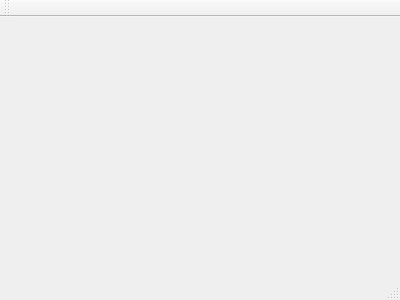
Before: the Qt Designer form mainwindow.ui in OverworldLord/pxgic, drawn with Qt 5.
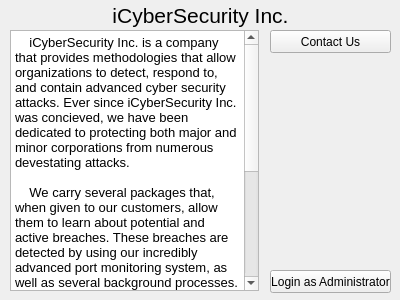
After: the same form once the commit is applied.

Patch:
```diff
--- a/mainwindow.ui
+++ b/mainwindow.ui
@@ -12,13 +12,70 @@
   <property name="windowTitle" >
    <string>MainWindow</string>
   </property>
-  <widget class="QMenuBar" name="menuBar" />
-  <widget class="QToolBar" name="mainToolBar" />
-  <widget class="QWidget" name="centralWidget" />
-  <widget class="QStatusBar" name="statusBar" />
+  <widget class="QWidget" name="centralWidget">
+   <widget class="QPushButton" name="pushButton">
+    <property name="geometry">
+     <rect>
+      <x>270</x>
+      <y>270</y>
+      <width>121</width>
+      <height>23</height>
+     </rect>
+    </property>
+    <property name="text">
+     <string>Login as Administrator</string>
+    </property>
+   </widget>
+   <widget class="QLabel" name="label">
+    <property name="geometry">
+     <rect>
+      <x>0</x>
+      <y>0</y>
+      <width>401</width>
+      <height>31</height>
+     </rect>
+    </property>
+    <property name="text">
+     <string>&lt;html&gt;&lt;head/&gt;&lt;body&gt;&lt;p align=&quot;center&quot;&gt;&lt;span style=&quot; font-size:16pt;&quot;&gt;iCyberSecurity Inc.&lt;/span&gt;&lt;/p&gt;&lt;/body&gt;&lt;/html&gt;</string>
+    </property>
+   </widget>
+   <widget class="QPushButton" name="pushButton_2">
+    <property name="geometry">
+     <rect>
+      <x>270</x>
+      <y>30</y>
+      <width>121</width>
+      <height>23</height>
+     </rect>
+    </property>
+    <property name="text">
+     <string>Contact Us</string>
+    </property>
+   </widget>
+   <widget class="QTextBrowser" name="textBrowser">
+    <property name="geometry">
+     <rect>
+      <x>10</x>
+      <y>30</y>
+      <width>249</width>
+      <height>261</height>
+     </rect>
+    </property>
+    <property name="html">
+     <string>&lt;!DOCTYPE HTML PUBLIC &quot;-//W3C//DTD HTML 4.0//EN&quot; &quot;http://www.w3.org/TR/REC-html40/strict.dtd&quot;&gt;
+&lt;html&gt;&lt;head&gt;&lt;meta name=&quot;qrichtext&quot; content=&quot;1&quot; /&gt;&lt;style type=&quot;text/css&quot;&gt;
+p, li { white-space: pre-wrap; }
+&lt;/style&gt;&lt;/head&gt;&lt;body style=&quot; font-family:'MS Shell Dlg 2'; font-size:8.25pt; font-weight:400; font-style:normal;&quot;&gt;
+&lt;p style=&quot; margin-top:0px; margin-bottom:0px; margin-left:0px; margin-right:0px; -qt-block-indent:0; text-indent:0px;&quot;&gt;&lt;span style=&quot; font-size:10pt;&quot;&gt;    iCyberSecurity Inc. is a company that provides methodologies that allow organizations to detect, respond to, and contain advanced cyber security attacks. Ever since iCyberSecurity Inc. was concieved, we have been dedicated to protecting both major and minor corporations from numerous devestating attacks.&lt;/span&gt;&lt;/p&gt;
+&lt;p style=&quot;-qt-paragraph-type:empty; margin-top:0px; margin-bottom:0px; margin-left:0px; margin-right:0px; -qt-block-indent:0; text-indent:0px; font-size:10pt;&quot;&gt;&lt;br /&gt;&lt;/p&gt;
+&lt;p style=&quot; margin-top:0px; margin-bottom:0px; margin-left:0px; margin-right:0px; -qt-block-indent:0; text-indent:0px;&quot;&gt;&lt;span style=&quot; font-size:10pt;&quot;&gt;    We carry several packages that, when given to our customers, allow them to learn about potential and active breaches. These breaches are detected by using our incredibly advanced port monitoring system, as well as several background processes. Once a threat is detected, it can be responded to using several methods.&lt;/span&gt;&lt;/p&gt;
+&lt;p style=&quot;-qt-paragraph-type:empty; margin-top:0px; margin-bottom:0px; margin-left:0px; margin-right:0px; -qt-block-indent:0; text-indent:0px; font-size:10pt;&quot;&gt;&lt;br /&gt;&lt;/p&gt;
+&lt;p style=&quot; margin-top:0px; margin-bottom:0px; margin-left:0px; margin-right:0px; -qt-block-indent:0; text-indent:0px;&quot;&gt;&lt;span style=&quot; font-size:10pt;&quot;&gt;    Customers with our package may choose to either suspend their network's access to the internet, or actively combat the attacker while keeping their connection to the internet. Our tools allow them to pinpoint where the attacker currently is, determine how they are attacking, and how to deal with the attacker. Our tools have prevented over 100,000 potentially fatal attacks.&lt;/span&gt;&lt;/p&gt;&lt;/body&gt;&lt;/html&gt;</string>
+    </property>
+   </widget>
+  </widget>
  </widget>
- <layoutDefault spacing="6" margin="11" />
- <pixmapfunction></pixmapfunction>
+ <layoutdefault spacing="6" margin="11"/>
  <resources/>
  <connections/>
 </ui>
```
Left out of the diff: 7 changed lines with no effect on the pictures.
